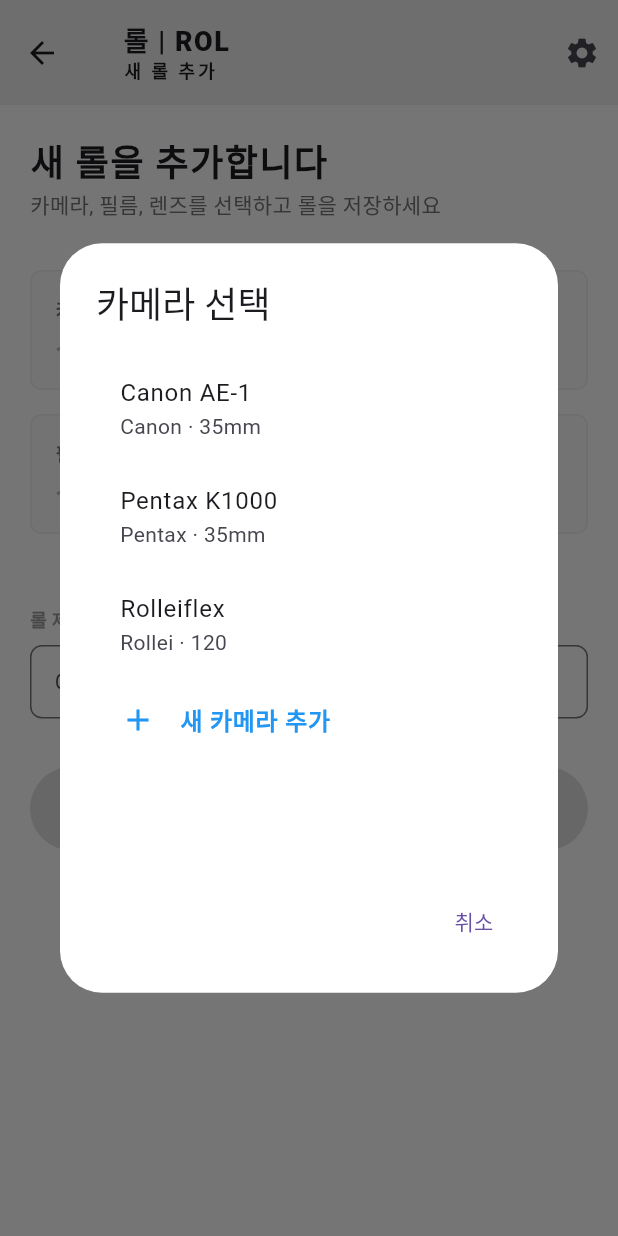
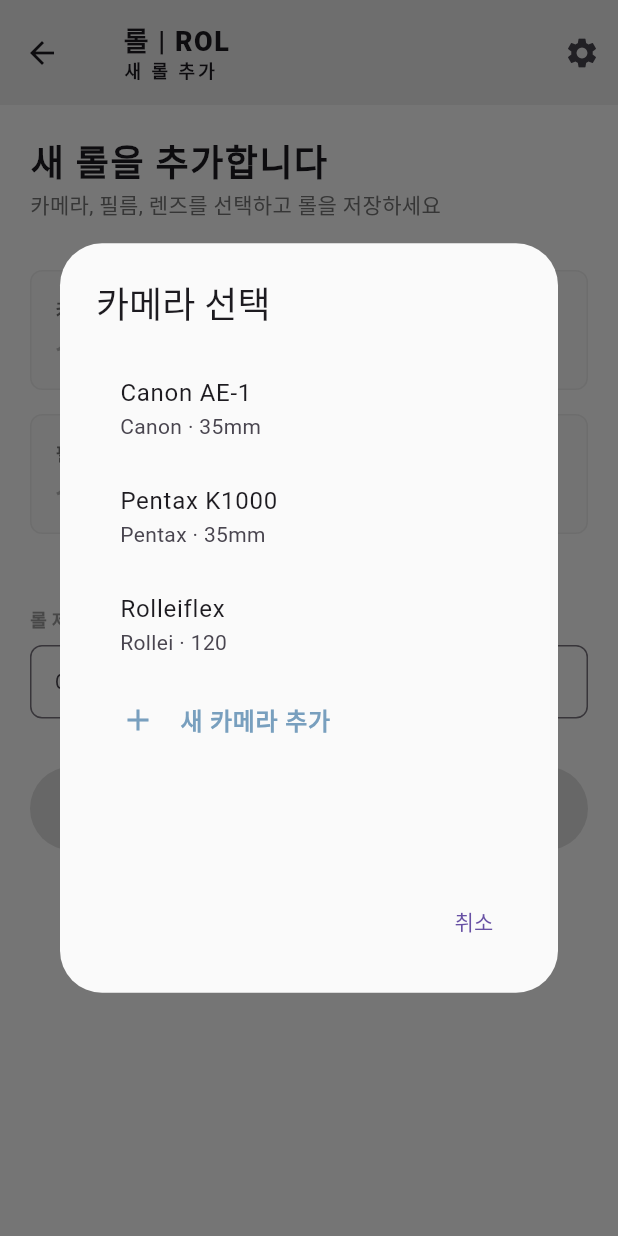
Before and after one commit to Deepbluewarn/record_of_life, a Flutter app: the AddRollPage screen opened directly, after a tap on "카메라", on a phone screen of 412 x 824 dp. Run offline on Flutter 3.47's test engine with Material 3 defaults, Android fonts, the phone set to English and light mode, and no system bars; our stand-ins replace flutter_riverpod; Roboto replaces fonts that are missing (Pretendard).

Commit message:
feat: 테마 설정 추가

```diff
--- a/lib/features/roll/presentation/pages/home_page.dart
+++ b/lib/features/roll/presentation/pages/home_page.dart
@@ -10,7 +10,6 @@
   @override
   Widget build(BuildContext context, WidgetRef ref) {
     return Scaffold(
-      backgroundColor: Colors.white,
       appBar: CustomAppBar(title: '롤 | ROL', subtitle: 'Record Of Life'),
       body: Padding(
         padding: const EdgeInsets.all(16.0),
--- a/lib/main.dart
+++ b/lib/main.dart
@@ -1,6 +1,7 @@
 import 'package:flutter/material.dart';
 import 'package:flutter_riverpod/flutter_riverpod.dart';
 import 'package:record_of_life/features/roll/presentation/pages/home_page.dart';
+import 'package:record_of_life/shared/theme/app_theme.dart';
 
 void main() {
   runApp(ProviderScope(child: MainApp()));
@@ -11,6 +12,6 @@
 
   @override
   Widget build(BuildContext context) {
-    return MaterialApp(home: HomePage());
+    return MaterialApp(theme: AppTheme.lightTheme, home: HomePage());
   }
 }
--- /dev/null
+++ b/lib/shared/theme/app_theme.dart
@@ -0,0 +1,29 @@
+import 'package:flutter/material.dart';
+
+class AppColors {
+  // Primary Colors
+  static const Color primary = Color.fromARGB(255, 120, 159, 190);
+  static const Color secondary = Color(0xFFFFC107);
+
+  // Backgrounds
+  static const Color background = Colors.white;
+  static const Color surfaceLight = Color(0xFFFAFAFA);
+
+  // Text
+  static const Color textPrimary = Colors.black87;
+  static const Color textSecondary = Colors.grey;
+
+  // Borders
+  static const Color border = Color(0xFFE0E0E0);
+}
+
+class AppTheme {
+  static final lightTheme = ThemeData(
+    useMaterial3: true,
+    scaffoldBackgroundColor: AppColors.background,
+    appBarTheme: AppBarTheme(
+      backgroundColor: AppColors.background,
+      elevation: 0,
+    ),
+  );
+}
--- a/lib/shared/widgets/camera_selection_dialog.dart
+++ b/lib/shared/widgets/camera_selection_dialog.dart
@@ -2,6 +2,7 @@
 import 'package:flutter_riverpod/flutter_riverpod.dart';
 import 'package:record_of_life/domain/models/camera.dart';
 import 'package:record_of_life/features/roll/presentation/providers/camera_provider.dart';
+import 'package:record_of_life/shared/theme/app_theme.dart';
 import 'package:record_of_life/shared/widgets/add_camera_bottom_sheet.dart';
 
 class CameraSelectionDialog extends ConsumerWidget {
@@ -25,11 +26,11 @@
               // 마지막 항목: 새 카메라 추가 버튼
               if (index == data.cameras.length) {
                 return ListTile(
-                  leading: Icon(Icons.add, color: Colors.blue),
+                  leading: Icon(Icons.add, color: AppColors.primary),
                   title: Text(
                     '새 카메라 추가',
                     style: TextStyle(
-                      color: Colors.blue,
+                      color: AppColors.primary,
                       fontWeight: FontWeight.w600,
                     ),
                   ),
@@ -64,7 +65,7 @@
           error: (error, stackTrace) => Text('Error: $error'),
         ),
       ),
-      backgroundColor: Colors.white,
+      backgroundColor: AppColors.surfaceLight,
       actions: [
         TextButton(onPressed: () => Navigator.pop(context), child: Text('취소')),
       ],
```
